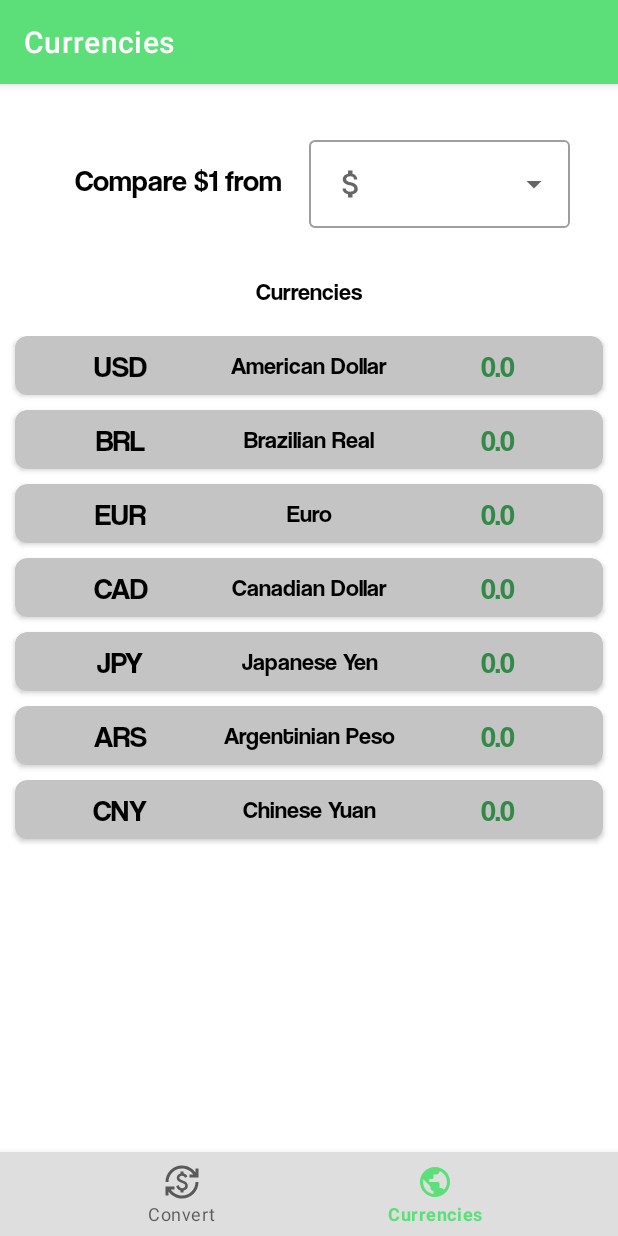
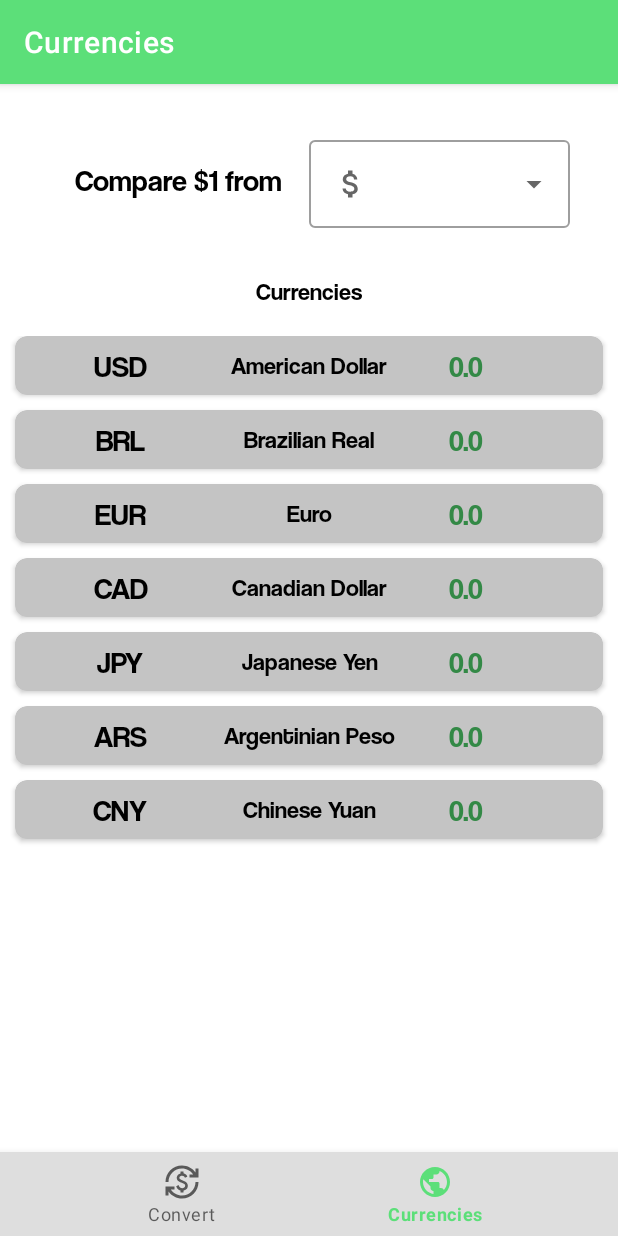
Before and after one commit to Gabriel-Bizarria/ConvertIt-App, an Android app: the CurrenciesFragment screen opened through its navigation route, on a phone screen of 412 x 824 dp. Run offline under Robolectric (Android 15) with nearby library versions, the phone set to English and light mode, and no system bars; our stand-ins replace navigation-ui.

Commit message:
Fix: Currencies request

```diff
--- a/app/src/main/java/com/convertit/convertitapp/ui/helpers/DecimalFormatter.kt
+++ b/app/src/main/java/com/convertit/convertitapp/ui/helpers/DecimalFormatter.kt
@@ -2,4 +2,4 @@ package com.convertit.convertitapp.ui.helpers
 
 import java.text.DecimalFormat
 
-val formatter = DecimalFormat("0.00")
+val formatter = DecimalFormat("0.##")
--- a/app/src/main/res/layout/cardview_currencies.xml
+++ b/app/src/main/res/layout/cardview_currencies.xml
@@ -42,16 +42,16 @@
             android:textColor="@color/black" />
 
         <TextView
-            tools:text="$0.20"
             android:id="@+id/tv_currency_value"
             android:layout_width="match_parent"
             android:layout_height="wrap_content"
-            android:layout_gravity="center"
-            android:textSize="20sp"
             android:layout_weight="1"
             android:fontFamily="@font/coolvetica_regular"
-            android:textAlignment="center"
-            android:textColor="@color/darker_green" />
+            android:textAlignment="textStart"
+            android:layout_marginStart="30dp"
+            android:textColor="@color/darker_green"
+            android:textSize="20sp"
+            tools:text="$0.20" />
 
     </LinearLayout>
 
```
Also changed, not shown: app/src/main/java/com/convertit/convertitapp/api/RetrofitInstance.kt (added, +9 -0 lines), app/src/main/java/com/convertit/convertitapp/viewModel/MainViewModel.kt (+14 -27 lines).
